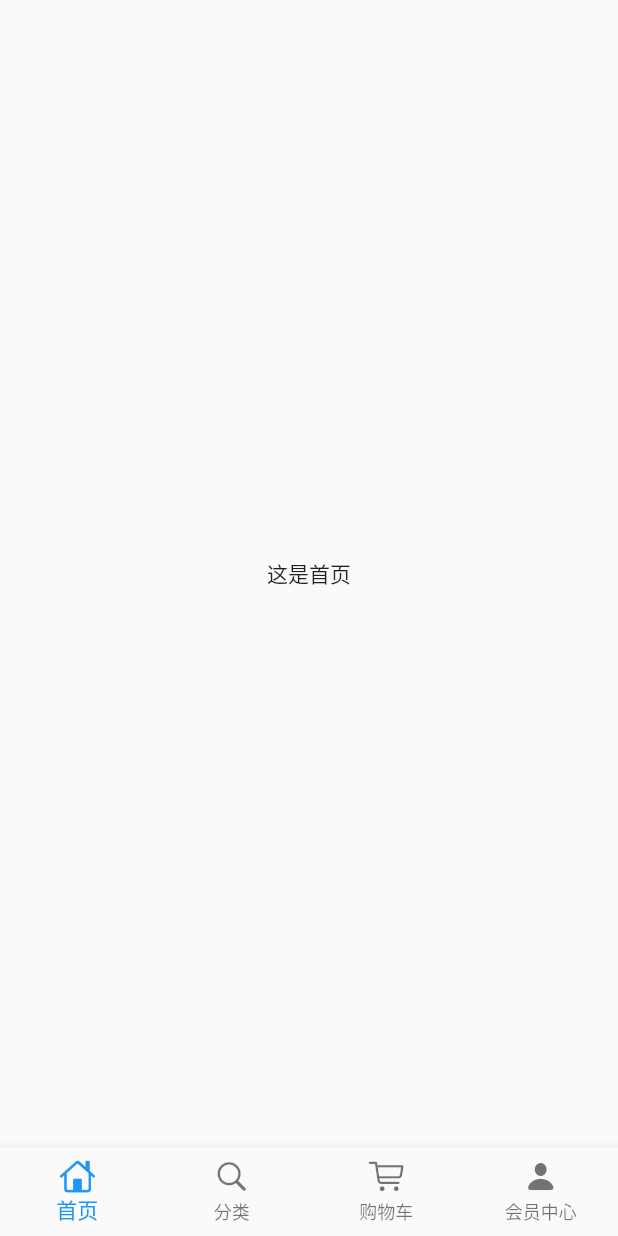
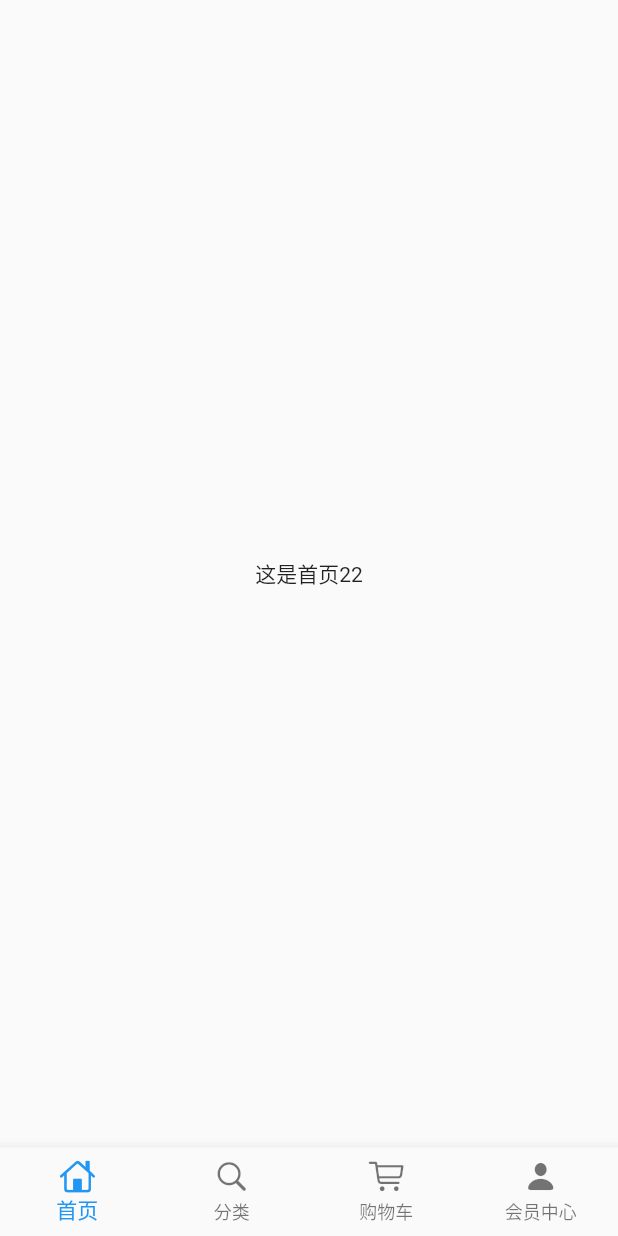
Before and after one commit to king3200/flutter_mall, a Flutter app: the screen it shows after launch, on a phone screen of 412 x 824 dp. Run offline on Flutter 3.47's test engine with Material 2 defaults, Android fonts, the phone set to English and light mode, and no system bars.

Commit message:
Update home_page.dart
测试提交

```diff
--- a/lib/pages/home_page.dart
+++ b/lib/pages/home_page.dart
@@ -4,7 +4,7 @@ class HomePage extends StatelessWidget {
   @override
   Widget build(BuildContext context) {
     return Container(
-      child: Center(child: Text('这是首页'),),
+      child: Center(child: Text('这是首页22'),),
     );
   }
 }
```
